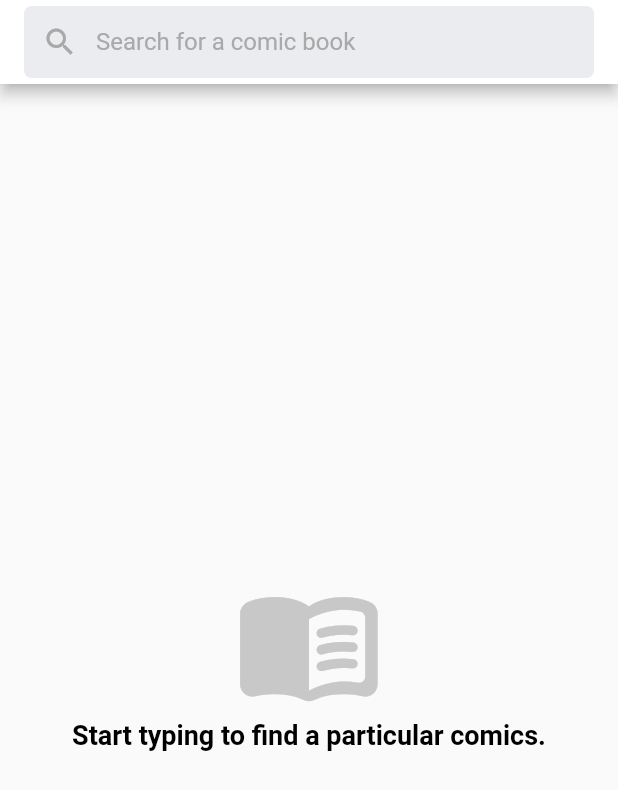
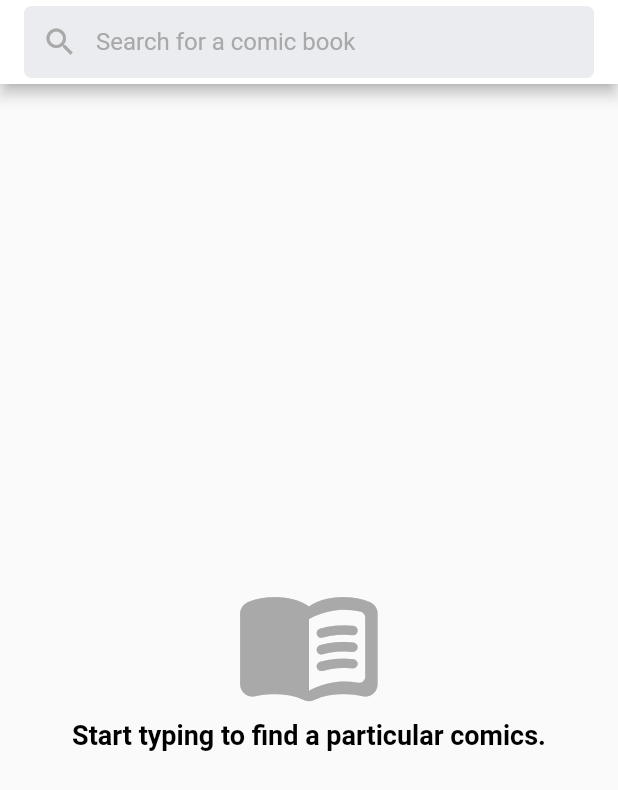
Before and after one commit to MichalLinde/MarvelComicsApp-Flutter, a Flutter app: the screen it shows after launch, on a phone screen of 412 x 824 dp. Shown: the top 790 px of the screen. Run offline on Flutter 3.47's test engine with Material 2 defaults, Android fonts, the phone set to English and light mode, and no system bars; our stand-ins replace dio, equatable, flutter_bloc, flutter_modular, retrofit; generated files the repository leaves out were written again.

Commit message:
custom color file, minor issues fixed

```diff
--- a/lib/features/home_screen/search_page.dart
+++ b/lib/features/home_screen/search_page.dart
@@ -4,6 +4,7 @@ import 'package:flutter_modular/flutter_modular.dart';
 import 'package:marvel_app/features/home_screen/cubits/search_cubit/search_cubit.dart';
 import 'package:marvel_app/features/home_screen/widgets/list_item_widget.dart';
 import 'package:marvel_app/features/home_screen/widgets/loading_widget.dart';
+import 'package:marvel_app/resources/custom_colors.dart';
 import 'package:marvel_app/resources/dimens/search_page_dimens.dart';
 import 'package:marvel_app/resources/strings/search_page_strings.dart';
 
@@ -19,7 +20,6 @@ class _SearchPageState extends State<SearchPage> {
   SearchCubit searchCubit = Modular.get<SearchCubit>();
 
   bool visibleText = false;
-  Color color = const Color.fromRGBO(169, 169, 169, 1);
   TextEditingController controller = TextEditingController();
 
   @override
@@ -28,12 +28,10 @@ class _SearchPageState extends State<SearchPage> {
     controller.addListener(() {
       if(controller.text.isNotEmpty) {
         setState(() {
-          color = const Color.fromRGBO(100, 100, 100, 1);
           visibleText = true;
         });
       } else {
         setState(() {
-          color = const Color.fromRGBO(169, 169, 169, 1);
           visibleText = false;
         });
       }
@@ -48,15 +46,12 @@ class _SearchPageState extends State<SearchPage> {
         backgroundColor: Colors.white,
         actions: visibleText ? [
           TextButton(
-              onPressed: (){
-                controller.clear();
-                searchCubit.setInitial();
-              },
+              onPressed: () => cancelButtonPressed(),
               child: const Text(
                   SearchPageStrings.cancelButtonText,
                 style: TextStyle(
                   fontSize: SearchPageDimens.cancelButtonTextSize,
-                  color: Color.fromRGBO(169, 169, 169, 1)
+                  color: CustomColors.regularGrey
                 ),
               ))
         ] : null,
@@ -65,26 +60,20 @@ class _SearchPageState extends State<SearchPage> {
           child: TextField(
             textAlignVertical: TextAlignVertical.center,
             controller:controller ,
-            onChanged: (text) {
-              if (text.isNotEmpty){
-                searchCubit.searchComics(text);
-              } else {
-                searchCubit.setInitial();
-              }
-            },
+            onChanged: (text) => searchBarTextChanged(text),
             style: const TextStyle(
-              color: Color.fromRGBO(100, 100, 100, 1)
+              color: CustomColors.darkGrey
             ),
             decoration: InputDecoration(
               prefixIcon: Icon(
                 Icons.search,
-                color: color,
+                color: visibleText ? CustomColors.darkGrey : CustomColors.regularGrey,
               ),
               filled: true,
-              fillColor: const Color.fromRGBO(235, 236, 240, 1),
+              fillColor: CustomColors.lightGrey,
               hintText: SearchPageStrings.searchHint,
               hintStyle: const TextStyle(
-                color: Color.fromRGBO(169, 169, 169, 1)
+                color: CustomColors.regularGrey
               ),
               border: InputBorder.none,
             ),
@@ -150,7 +139,7 @@ class _SearchPageState extends State<SearchPage> {
       children: const [
         Icon(
           Icons.menu_book_rounded,
-          color: Color.fromRGBO(200, 200, 200, 1),
+          color: CustomColors.regularGrey,
           size: SearchPageDimens.infoIconSize,
         ),
         Text(
@@ -172,7 +161,7 @@ class _SearchPageState extends State<SearchPage> {
       children: const [
         Icon(
           Icons.close_rounded,
-          color: Color.fromRGBO(200, 200, 200, 1),
+          color: CustomColors.regularGrey,
           size: SearchPageDimens.infoIconSize,
         ),
         Text(
@@ -187,4 +176,17 @@ class _SearchPageState extends State<SearchPage> {
     )
     );
   }
+
+  void cancelButtonPressed(){
+    controller.clear();
+    searchCubit.setInitial();
+  }
+
+  void searchBarTextChanged(String text){
+    if (text.isNotEmpty){
+      searchCubit.searchComics(text);
+    } else{
+      searchCubit.setInitial();
+    }
+  }
 }
--- /dev/null
+++ b/lib/resources/custom_colors.dart
@@ -0,0 +1,7 @@
+import 'dart:ui';
+
+class CustomColors{
+  static const Color lightGrey = Color.fromRGBO(235, 236, 240, 1);
+  static const Color darkGrey = Color.fromRGBO(100, 100, 100, 1);
+  static const Color regularGrey = Color.fromRGBO(169, 169, 169, 1);
+}
```
